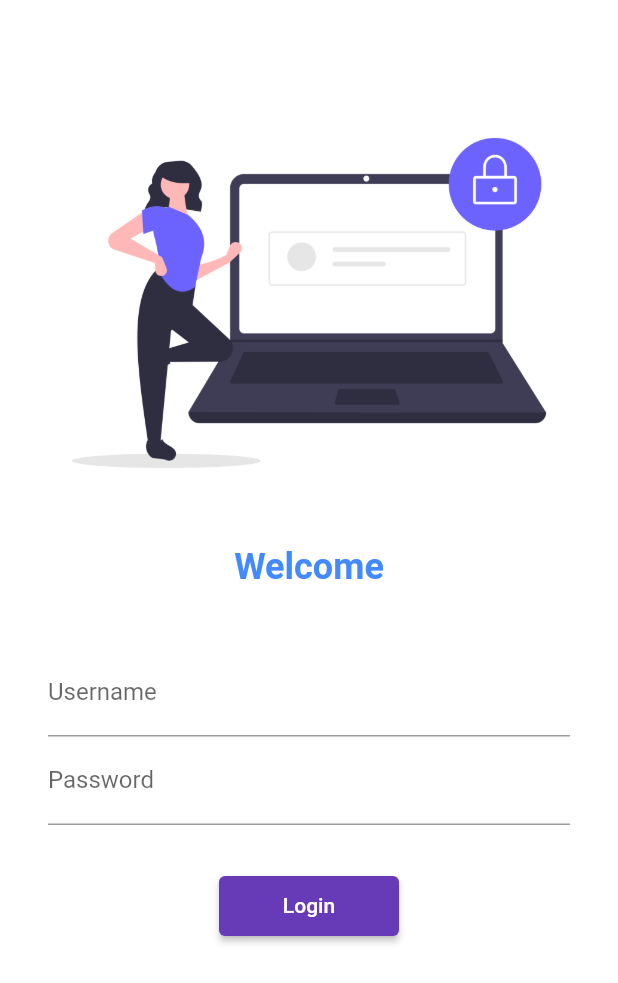
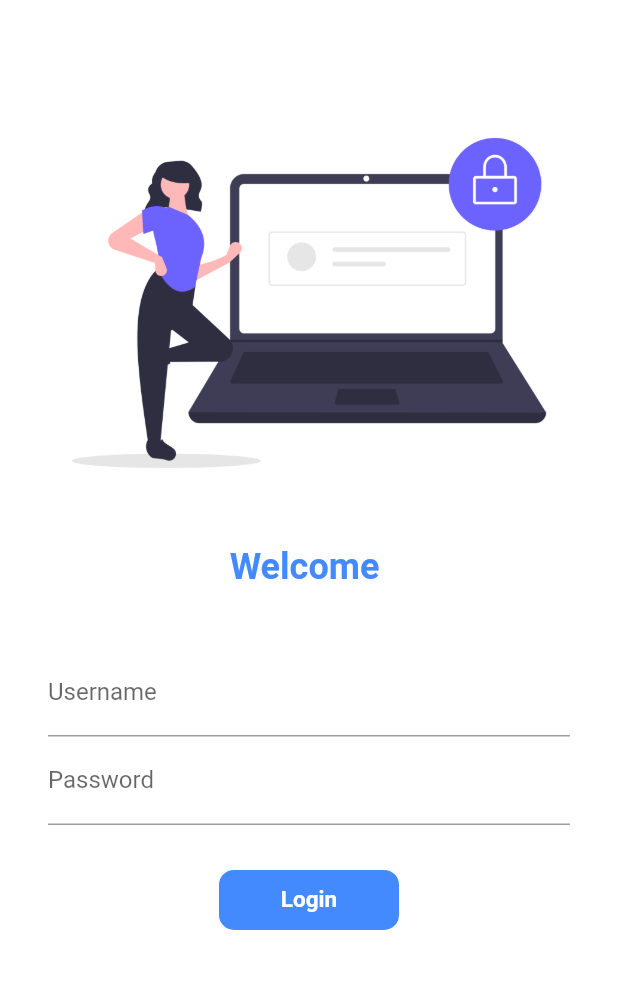
Before and after one commit to TheJenilDGohel/Learning-Flutter, a Flutter app: the screen it shows after launch, on a phone screen of 412 x 824 dp. Shown: the top 983 px of the screen. Run offline on Flutter 3.47's test engine with Material 2 defaults, Android fonts, the phone set to English and light mode, and no system bars; our stand-ins replace google_fonts; Roboto replaces fonts that are missing (Arimo).

Commit message:
day 6 completed

```diff
--- a/lib/pages/login_page.dart
+++ b/lib/pages/login_page.dart
@@ -3,8 +3,16 @@ import 'dart:developer';
 
 import 'package:flutter_application_1/utils/routes.dart';
 
-class Loginpage extends StatelessWidget {
+class Loginpage extends StatefulWidget {
   @override
+  State<Loginpage> createState() => _LoginpageState();
+}
+
+class _LoginpageState extends State<Loginpage> {
+  @override
+  String name = "";
+  bool changeButton = false;
+
   Widget build(BuildContext context) {
     return Material(
       color: Colors.white,
@@ -20,7 +28,7 @@ class Loginpage extends StatelessWidget {
             ),
             SizedBox(height: 20.0),
             Text(
-              "Welcome",
+              "Welcome $name",
               style: TextStyle(
                   fontSize: 24,
                   fontWeight: FontWeight.bold,
@@ -37,6 +45,10 @@ class Loginpage extends StatelessWidget {
                   TextFormField(
                     decoration: InputDecoration(
                         hintText: "Enter Your Username", labelText: "Username"),
+                    onChanged: (value) {
+                      name = value;
+                      setState(() {});
+                    },
                   ),
                   TextFormField(
                     obscureText: true,
@@ -46,13 +58,48 @@ class Loginpage extends StatelessWidget {
                   SizedBox(
                     height: 30.0,
                   ),
-                  ElevatedButton(
-                    onPressed: () {
+
+                  InkWell(
+                    onTap: () async {
+                      setState(() {
+                        changeButton = true;
+                      });
+                      await Future.delayed(Duration(seconds: 1));
                       Navigator.pushNamed(context, MyRoutes.homeRoute);
                     },
-                    style: TextButton.styleFrom(minimumSize: Size(120, 40)),
-                    child: Text("Login"),
-                  )
+                    child: AnimatedContainer(
+                      duration: Duration(seconds: 1),
+                      alignment: Alignment.center,
+                      height: 40,
+                      width: changeButton ? 40 : 120,
+                      child: changeButton
+                          ? Icon(
+                              Icons.done,
+                              color: Colors.white,
+                            )
+                          : Text(
+                              "Login",
+                              style: TextStyle(
+                                color: Colors.white,
+                                fontSize: 15,
+                                fontWeight: FontWeight.bold,
+                              ),
+                            ),
+                      decoration: BoxDecoration(
+                        color: Colors.blueAccent,
+                        borderRadius:
+                            BorderRadius.circular(changeButton ? 50 : 10),
+                      ),
+                    ),
+                  ),
+
+                  // ElevatedButton(
+                  //   onPressed: () {
+                  //     Navigator.pushNamed(context, MyRoutes.homeRoute);
+                  //   },
+                  //   style: TextButton.styleFrom(minimumSize: Size(120, 40)),
+                  //   child: Text("Login"),
+                  // )
                 ],
               ),
             )
```
